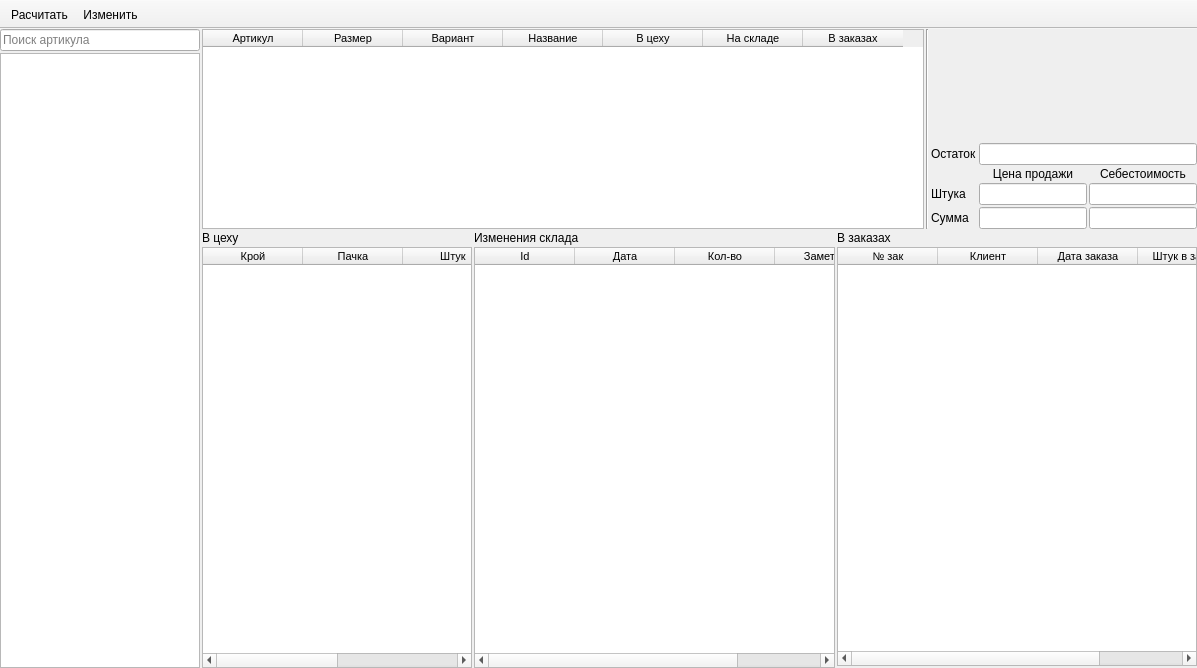
Meller008/CRM-Avi, file ui/warehouse_product_info_2.ui: the form before one commit.
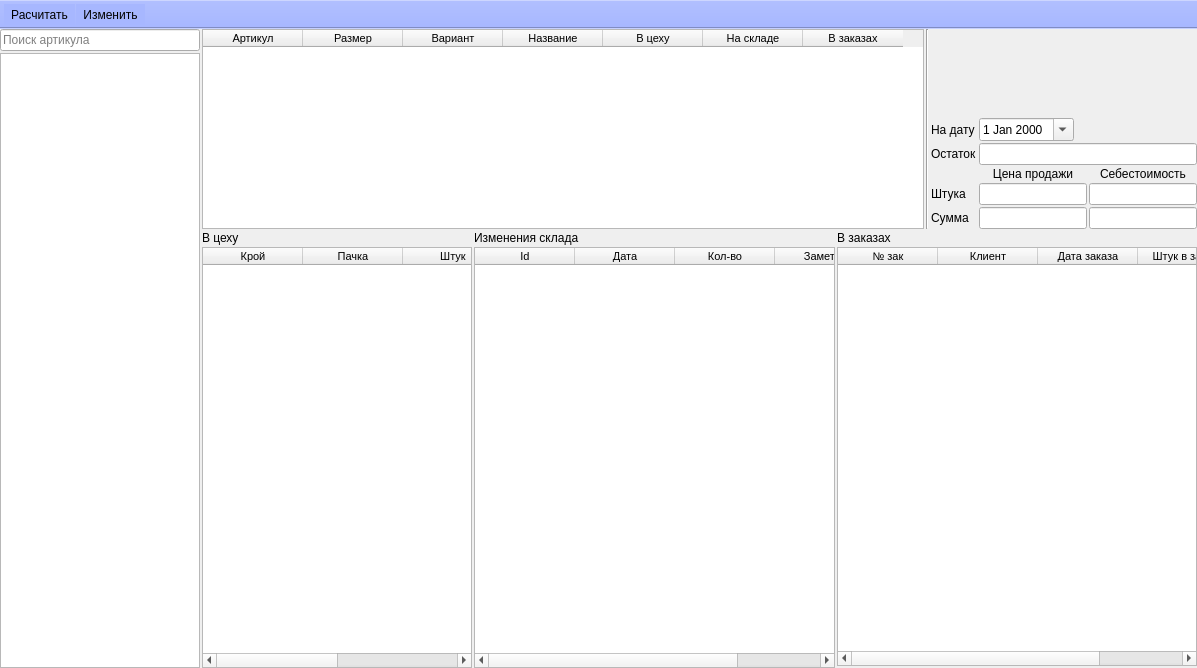
The form after the commit.

Commit message: Работа - доделаны новые склады

```diff
--- a/ui/warehouse_product_info_2.ui
+++ b/ui/warehouse_product_info_2.ui
@@ -13,6 +13,9 @@
   <property name="windowTitle">
    <string>Артикула</string>
   </property>
+  <property name="styleSheet">
+   <string notr="true"/>
+  </property>
   <widget class="QWidget" name="centralwidget">
    <layout class="QGridLayout" name="gridLayout_2" columnstretch="0">
     <property name="leftMargin">
@@ -133,35 +136,35 @@
           <property name="spacing">
            <number>2</number>
           </property>
-          <item row="1" column="0">
+          <item row="2" column="0">
            <widget class="QLabel" name="label_4">
             <property name="text">
              <string>Остаток</string>
             </property>
            </widget>
           </item>
-          <item row="3" column="1">
+          <item row="4" column="1">
            <widget class="QLineEdit" name="le_price_one">
             <property name="readOnly">
              <bool>true</bool>
             </property>
            </widget>
           </item>
-          <item row="1" column="1" colspan="2">
+          <item row="2" column="1" colspan="2">
            <widget class="QLineEdit" name="le_warehouse_date">
             <property name="readOnly">
              <bool>true</bool>
             </property>
            </widget>
           </item>
-          <item row="4" column="2">
+          <item row="5" column="2">
            <widget class="QLineEdit" name="le_sebest_many">
             <property name="readOnly">
              <bool>true</bool>
             </property>
            </widget>
           </item>
-          <item row="2" column="1">
+          <item row="3" column="1">
            <widget class="QLabel" name="label_8">
             <property name="text">
              <string>Цена продажи</string>
@@ -171,7 +174,7 @@
             </property>
            </widget>
           </item>
-          <item row="3" column="2">
+          <item row="4" column="2">
            <widget class="QLineEdit" name="le_sebest_one">
             <property name="inputMethodHints">
              <set>Qt::ImhNone</set>
@@ -181,14 +184,14 @@
             </property>
            </widget>
           </item>
-          <item row="3" column="0">
+          <item row="4" column="0">
            <widget class="QLabel" name="label_9">
             <property name="text">
              <string>Штука</string>
             </property>
            </widget>
           </item>
-          <item row="2" column="2">
+          <item row="3" column="2">
            <widget class="QLabel" name="label_11">
             <property name="text">
              <string>Себестоимость</string>
@@ -198,14 +201,14 @@
             </property>
            </widget>
           </item>
-          <item row="4" column="1">
+          <item row="5" column="1">
            <widget class="QLineEdit" name="le_price_many">
             <property name="readOnly">
              <bool>true</bool>
             </property>
            </widget>
           </item>
-          <item row="4" column="0">
+          <item row="5" column="0">
            <widget class="QLabel" name="label_10">
             <property name="text">
              <string>Сумма</string>
@@ -225,6 +228,40 @@
             </property>
            </spacer>
           </item>
+          <item row="1" column="1" colspan="2">
+           <layout class="QHBoxLayout" name="horizontalLayout_2">
+            <property name="spacing">
+             <number>2</number>
+            </property>
+            <item>
+             <widget class="QDateEdit" name="de_date_to">
+              <property name="calendarPopup">
+               <bool>true</bool>
+              </property>
+             </widget>
+            </item>
+            <item>
+             <spacer name="horizontalSpacer_3">
+              <property name="orientation">
+               <enum>Qt::Horizontal</enum>
+              </property>
+              <property name="sizeHint" stdset="0">
+               <size>
+                <width>40</width>
+                <height>20</height>
+               </size>
+              </property>
+             </spacer>
+            </item>
+           </layout>
+          </item>
+          <item row="1" column="0">
+           <widget class="QLabel" name="label_5">
+            <property name="text">
+             <string>На дату</string>
+            </property>
+           </widget>
+          </item>
          </layout>
         </item>
        </layout>
@@ -461,6 +498,9 @@
    <property name="windowTitle">
     <string>toolBar</string>
    </property>
+   <property name="styleSheet">
+    <string notr="true">background-color: rgb(167, 183, 255);</string>
+   </property>
    <property name="movable">
     <bool>false</bool>
    </property>
```
Left out of the diff: 34 changed lines with no effect on the pictures. The commit also changes 1 other file.
